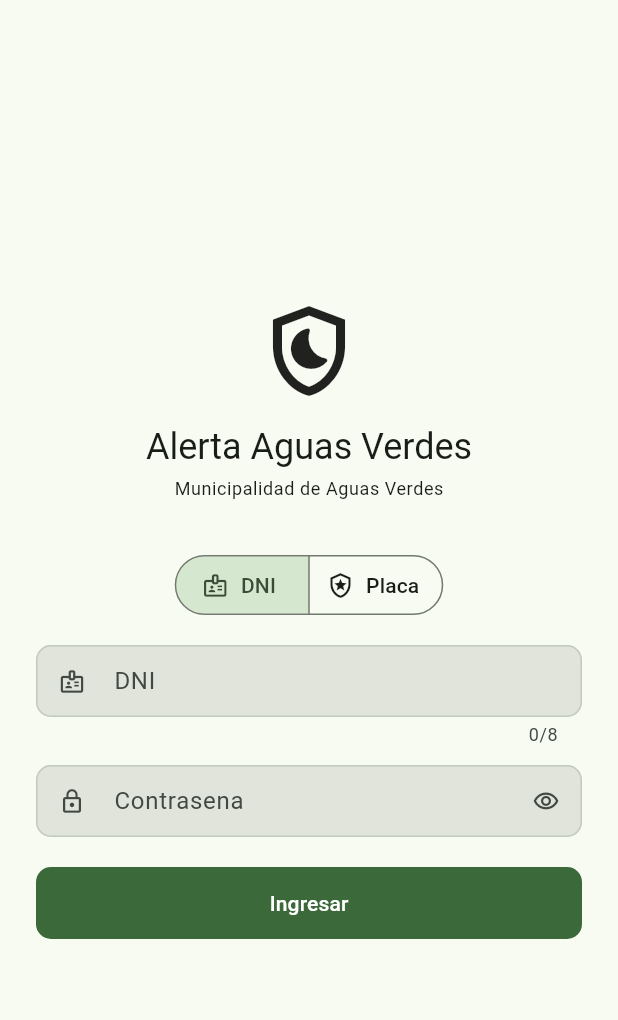
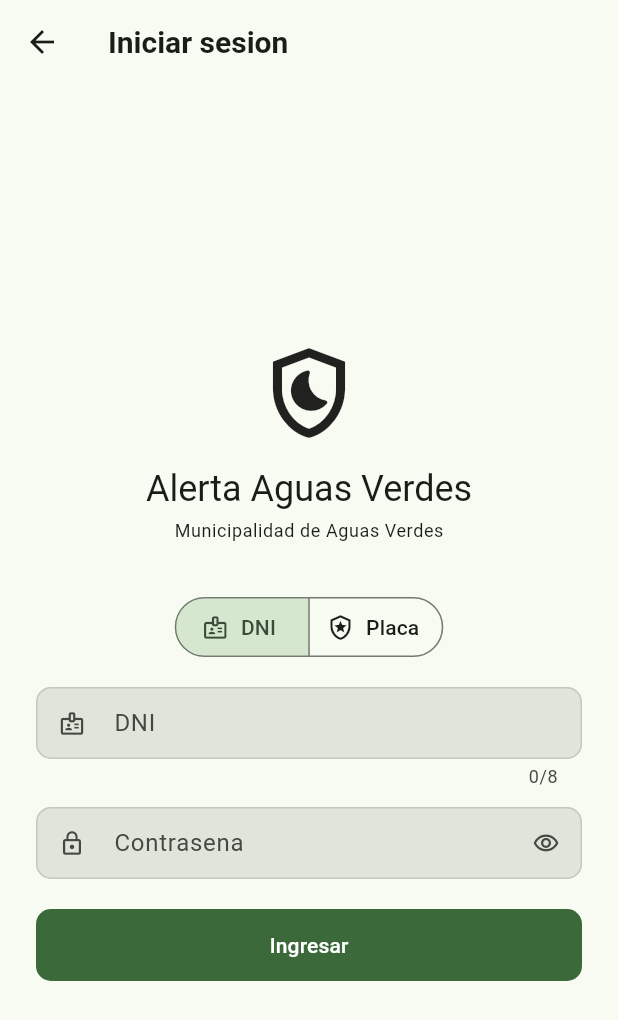
Before and after one commit to AngelDevEng/alerta-aguas-verdes, a Flutter app: the LoginPage screen opened by its route, on a phone screen of 412 x 824 dp. Shown: the top 1020 px of the screen. Run offline on Flutter 3.47's test engine with Material 3 defaults, Android fonts, the phone set to English and light mode, and no system bars; our stand-ins replace dio, equatable, flutter_bloc, flutter_map, flutter_secure_storage, geocoding and 6 more; accounts and stored records are empty.

Commit message:
feat(paridad): escudo abre login + boton volver a home

```diff
--- a/mobile/lib/features/auth/presentation/pages/login_page.dart
+++ b/mobile/lib/features/auth/presentation/pages/login_page.dart
@@ -1,6 +1,7 @@
 import 'package:flutter/material.dart';
 import 'package:flutter_bloc/flutter_bloc.dart';
 import 'package:get_it/get_it.dart';
+import 'package:go_router/go_router.dart';
 
 import '../bloc/auth_bloc.dart';
 import '../bloc/auth_event.dart';
@@ -60,6 +61,13 @@ class _LoginPageState extends State<LoginPage> {
   @override
   Widget build(BuildContext context) {
     return Scaffold(
+      appBar: AppBar(
+        leading: IconButton(
+          icon: const Icon(Icons.arrow_back),
+          onPressed: () => context.go('/'),
+        ),
+        title: const Text('Iniciar sesion'),
+      ),
       body: SafeArea(
         child: BlocBuilder<AuthBloc, AuthState>(
           bloc: GetIt.I<AuthBloc>(),
--- a/mobile/lib/features/home/presentation/pages/home_page.dart
+++ b/mobile/lib/features/home/presentation/pages/home_page.dart
@@ -494,7 +494,7 @@ void _llamar(BuildContext context, {required bool comisaria}) {
 /// Dashboard/MainActivity/Login segun rol. Esas pantallas aun no existen
 /// (paridad filas 3 y 9), asi que mientras expone la unica accion de sesion.
 Future<void> _accionesSesion(BuildContext context) async {
-  Navigator.of(context).pushNamed('/login');
+  context.go('/login');
 }
 
 /// Aviso de funcion pendiente (mismo texto del menu anterior).
```
